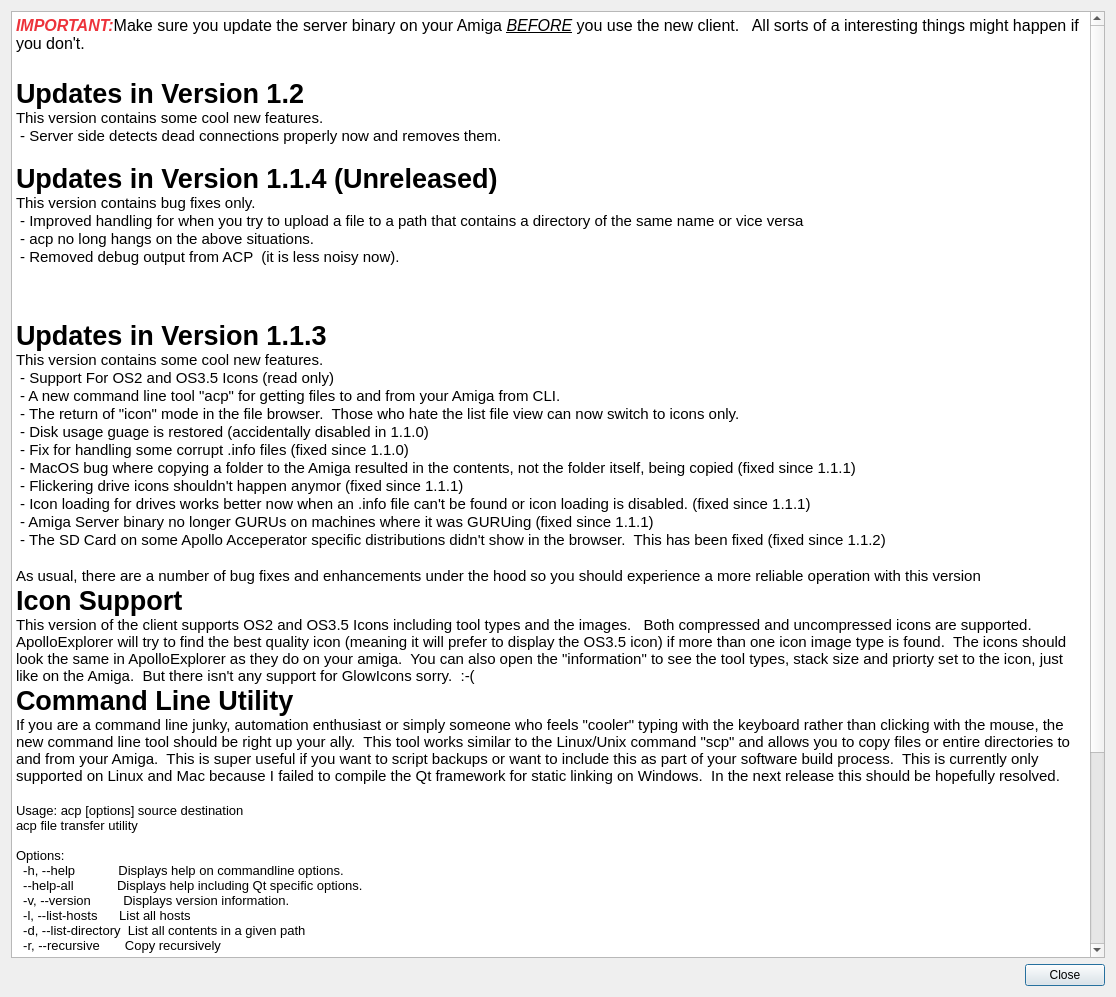
The window that ApolloExplorerPC/dialogwhatsnew.ui (ronybeck/ApolloExplorer) describes before a commit, drawn with Qt 5.
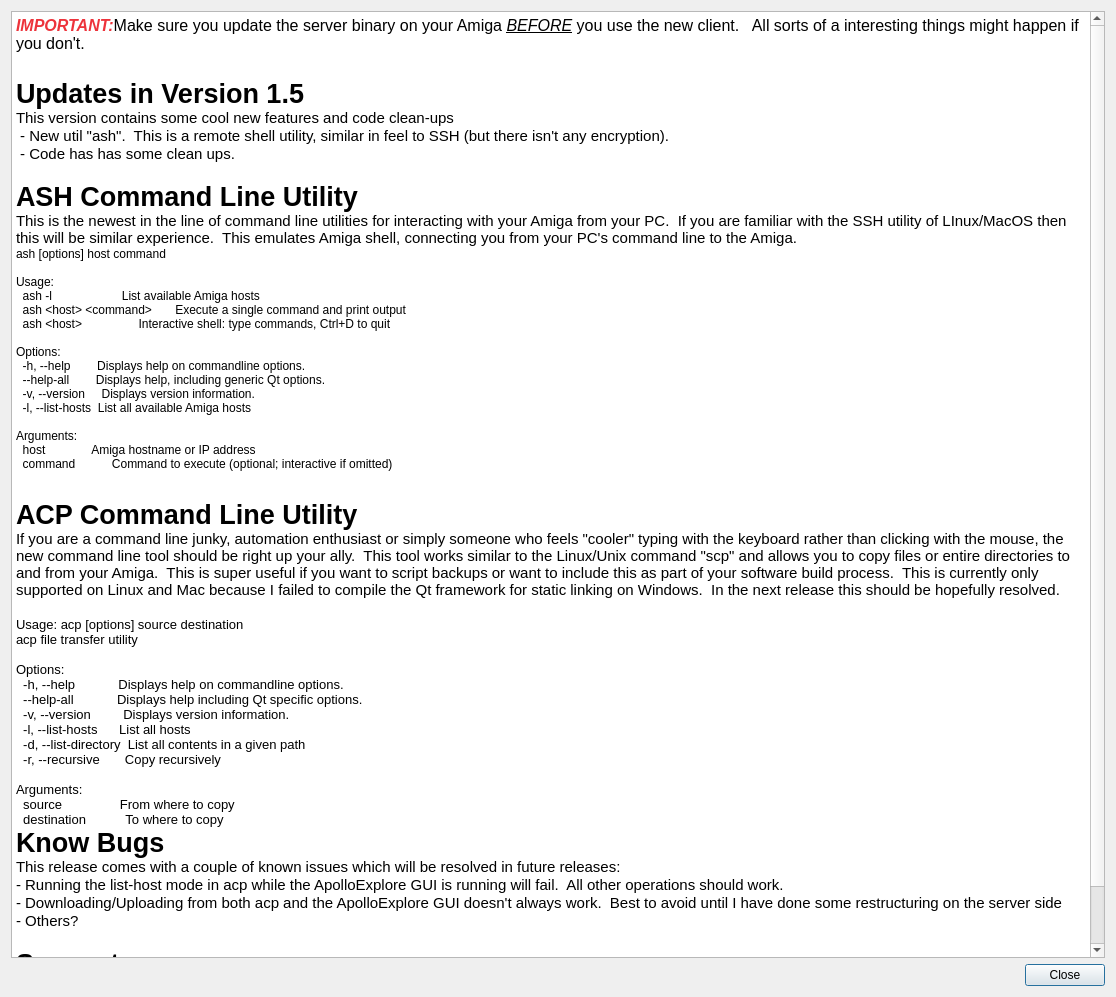
The same window after the commit. Icons and pictures are not drawn.

Commit message: Added package build scripts

The edit to the form file:
```diff
--- a/ApolloExplorerPC/dialogwhatsnew.ui
+++ b/ApolloExplorerPC/dialogwhatsnew.ui
@@ -27,66 +27,61 @@
 hr { height: 1px; border-width: 0; }
 li.unchecked::marker { content: &quot;\2610&quot;; }
 li.checked::marker { content: &quot;\2612&quot;; }
-&lt;/style&gt;&lt;/head&gt;&lt;body style=&quot; font-family:'Ubuntu'; font-size:11pt; font-weight:400; font-style:normal;&quot;&gt;
-&lt;p style=&quot; margin-top:0px; margin-bottom:0px; margin-left:0px; margin-right:0px; -qt-block-indent:0; text-indent:0px;&quot;&gt;&lt;span style=&quot; font-size:12pt; font-weight:700; font-style:italic; color:#ed333b;&quot;&gt;IMPORTANT:&lt;/span&gt;&lt;span style=&quot; font-size:12pt;&quot;&gt;Make sure you update the server binary on your Amiga &lt;/span&gt;&lt;span style=&quot; font-size:12pt; font-style:italic; text-decoration: underline;&quot;&gt;BEFORE&lt;/span&gt;&lt;span style=&quot; font-size:12pt;&quot;&gt; you use the new client.   All sorts of a interesting things might happen if you don't.&lt;/span&gt;&lt;/p&gt;
-&lt;p style=&quot;-qt-paragraph-type:empty; margin-top:0px; margin-bottom:0px; margin-left:0px; margin-right:0px; -qt-block-indent:0; text-indent:0px; font-size:16pt; text-decoration: underline;&quot;&gt;&lt;br /&gt;&lt;/p&gt;
-&lt;p style=&quot; margin-top:0px; margin-bottom:0px; margin-left:0px; margin-right:0px; -qt-block-indent:0; text-indent:0px;&quot;&gt;&lt;span style=&quot; font-size:20pt; font-weight:700;&quot;&gt;Updates in Version 1.2&lt;/span&gt;&lt;/p&gt;
-&lt;p style=&quot; margin-top:0px; margin-bottom:0px; margin-left:0px; margin-right:0px; -qt-block-indent:0; text-indent:0px;&quot;&gt;This version contains some cool new features.&lt;/p&gt;
-&lt;p style=&quot; margin-top:0px; margin-bottom:0px; margin-left:0px; margin-right:0px; -qt-block-indent:0; text-indent:0px;&quot;&gt; - Server side detects dead connections properly now and removes them.&lt;/p&gt;
+&lt;/style&gt;&lt;/head&gt;&lt;body style=&quot; font-family:'Sans Serif'; font-size:9pt; font-weight:400; font-style:normal;&quot;&gt;
+&lt;p style=&quot; margin-top:0px; margin-bottom:0px; margin-left:0px; margin-right:0px; -qt-block-indent:0; text-indent:0px;&quot;&gt;&lt;span style=&quot; font-family:'Ubuntu'; font-size:12pt; font-weight:700; font-style:italic; color:#ed333b;&quot;&gt;IMPORTANT:&lt;/span&gt;&lt;span style=&quot; font-family:'Ubuntu'; font-size:12pt;&quot;&gt;Make sure you update the server binary on your Amiga &lt;/span&gt;&lt;span style=&quot; font-family:'Ubuntu'; font-size:12pt; font-style:italic; text-decoration: underline;&quot;&gt;BEFORE&lt;/span&gt;&lt;span style=&quot; font-family:'Ubuntu'; font-size:12pt;&quot;&gt; you use the new client.   All sorts of a interesting things might happen if you don't.&lt;/span&gt;&lt;/p&gt;
+&lt;p style=&quot;-qt-paragraph-type:empty; margin-top:0px; margin-bottom:0px; margin-left:0px; margin-right:0px; -qt-block-indent:0; text-indent:0px; font-family:'Ubuntu'; font-size:16pt; text-decoration: underline;&quot;&gt;&lt;br /&gt;&lt;/p&gt;
+&lt;p style=&quot; margin-top:0px; margin-bottom:0px; margin-left:0px; margin-right:0px; -qt-block-indent:0; text-indent:0px;&quot;&gt;&lt;span style=&quot; font-family:'Ubuntu'; font-size:20pt; font-weight:700;&quot;&gt;Updates in Version 1.5&lt;/span&gt;&lt;/p&gt;
+&lt;p style=&quot; margin-top:0px; margin-bottom:0px; margin-left:0px; margin-right:0px; -qt-block-indent:0; text-indent:0px;&quot;&gt;&lt;span style=&quot; font-family:'Ubuntu'; font-size:11pt;&quot;&gt;This version contains some cool new features and code clean-ups&lt;/span&gt;&lt;/p&gt;
+&lt;p style=&quot; margin-top:0px; margin-bottom:0px; margin-left:0px; margin-right:0px; -qt-block-indent:0; text-indent:0px;&quot;&gt;&lt;span style=&quot; font-family:'Ubuntu'; font-size:11pt;&quot;&gt; - New util &amp;quot;ash&amp;quot;.  This is a remote shell utility, similar in feel to SSH (but there isn't any encryption).&lt;/span&gt;&lt;/p&gt;
+&lt;p style=&quot; margin-top:0px; margin-bottom:0px; margin-left:0px; margin-right:0px; -qt-block-indent:0; text-indent:0px;&quot;&gt;&lt;span style=&quot; font-family:'Ubuntu'; font-size:11pt;&quot;&gt; - Code has has some clean ups.&lt;/span&gt;&lt;/p&gt;
+&lt;p style=&quot;-qt-paragraph-type:empty; margin-top:0px; margin-bottom:0px; margin-left:0px; margin-right:0px; -qt-block-indent:0; text-indent:0px; font-family:'Ubuntu'; font-size:11pt;&quot;&gt;&lt;br /&gt;&lt;/p&gt;
+&lt;p style=&quot; margin-top:0px; margin-bottom:0px; margin-left:0px; margin-right:0px; -qt-block-indent:0; text-indent:0px;&quot;&gt;&lt;span style=&quot; font-family:'Ubuntu'; font-size:20pt; font-weight:700;&quot;&gt;ASH Command Line Utility&lt;/span&gt;&lt;/p&gt;
+&lt;p style=&quot; margin-top:0px; margin-bottom:0px; margin-left:0px; margin-right:0px; -qt-block-indent:0; text-indent:0px;&quot;&gt;&lt;span style=&quot; font-family:'Ubuntu'; font-size:11pt;&quot;&gt;This is the newest in the line of command line utilities for interacting with your Amiga from your PC.  If you are familiar with the SSH utility of LInux/MacOS then this will be similar experience.  This emulates Amiga shell, connecting you from your PC's command line to the Amiga.&lt;/span&gt;&lt;/p&gt;
+&lt;p style=&quot; margin-top:0px; margin-bottom:0px; margin-left:0px; margin-right:0px; -qt-block-indent:0; text-indent:0px;&quot;&gt;ash [options] host command&lt;/p&gt;
 &lt;p style=&quot;-qt-paragraph-type:empty; margin-top:0px; margin-bottom:0px; margin-left:0px; margin-right:0px; -qt-block-indent:0; text-indent:0px;&quot;&gt;&lt;br /&gt;&lt;/p&gt;
-&lt;p style=&quot; margin-top:0px; margin-bottom:0px; margin-left:0px; margin-right:0px; -qt-block-indent:0; text-indent:0px;&quot;&gt;&lt;span style=&quot; font-size:20pt; font-weight:700;&quot;&gt;Updates in Version 1.1.4 (Unreleased)&lt;/span&gt;&lt;/p&gt;
-&lt;p style=&quot; margin-top:0px; margin-bottom:0px; margin-left:0px; margin-right:0px; -qt-block-indent:0; text-indent:0px;&quot;&gt;This version contains bug fixes only.&lt;/p&gt;
-&lt;p style=&quot; margin-top:0px; margin-bottom:0px; margin-left:0px; margin-right:0px; -qt-block-indent:0; text-indent:0px;&quot;&gt; - Improved handling for when you try to upload a file to a path that contains a directory of the same name or vice versa&lt;/p&gt;
-&lt;p style=&quot; margin-top:0px; margin-bottom:0px; margin-left:0px; margin-right:0px; -qt-block-indent:0; text-indent:0px;&quot;&gt; - acp no long hangs on the above situations.&lt;/p&gt;
-&lt;p style=&quot; margin-top:0px; margin-bottom:0px; margin-left:0px; margin-right:0px; -qt-block-indent:0; text-indent:0px;&quot;&gt; - Removed debug output from ACP  (it is less noisy now).&lt;/p&gt;
+&lt;p style=&quot; margin-top:0px; margin-bottom:0px; margin-left:0px; margin-right:0px; -qt-block-indent:0; text-indent:0px;&quot;&gt;Usage:&lt;/p&gt;
+&lt;p style=&quot; margin-top:0px; margin-bottom:0px; margin-left:0px; margin-right:0px; -qt-block-indent:0; text-indent:0px;&quot;&gt;  ash -l                     List available Amiga hosts&lt;/p&gt;
+&lt;p style=&quot; margin-top:0px; margin-bottom:0px; margin-left:0px; margin-right:0px; -qt-block-indent:0; text-indent:0px;&quot;&gt;  ash &amp;lt;host&amp;gt; &amp;lt;command&amp;gt;       Execute a single command and print output&lt;/p&gt;
+&lt;p style=&quot; margin-top:0px; margin-bottom:0px; margin-left:0px; margin-right:0px; -qt-block-indent:0; text-indent:0px;&quot;&gt;  ash &amp;lt;host&amp;gt;                 Interactive shell: type commands, Ctrl+D to quit&lt;/p&gt;
 &lt;p style=&quot;-qt-paragraph-type:empty; margin-top:0px; margin-bottom:0px; margin-left:0px; margin-right:0px; -qt-block-indent:0; text-indent:0px;&quot;&gt;&lt;br /&gt;&lt;/p&gt;
+&lt;p style=&quot; margin-top:0px; margin-bottom:0px; margin-left:0px; margin-right:0px; -qt-block-indent:0; text-indent:0px;&quot;&gt;Options:&lt;/p&gt;
+&lt;p style=&quot; margin-top:0px; margin-bottom:0px; margin-left:0px; margin-right:0px; -qt-block-indent:0; text-indent:0px;&quot;&gt;  -h, --help        Displays help on commandline options.&lt;/p&gt;
+&lt;p style=&quot; margin-top:0px; margin-bottom:0px; margin-left:0px; margin-right:0px; -qt-block-indent:0; text-indent:0px;&quot;&gt;  --help-all        Displays help, including generic Qt options.&lt;/p&gt;
+&lt;p style=&quot; margin-top:0px; margin-bottom:0px; margin-left:0px; margin-right:0px; -qt-block-indent:0; text-indent:0px;&quot;&gt;  -v, --version     Displays version information.&lt;/p&gt;
+&lt;p style=&quot; margin-top:0px; margin-bottom:0px; margin-left:0px; margin-right:0px; -qt-block-indent:0; text-indent:0px;&quot;&gt;  -l, --list-hosts  List all available Amiga hosts&lt;/p&gt;
 &lt;p style=&quot;-qt-paragraph-type:empty; margin-top:0px; margin-bottom:0px; margin-left:0px; margin-right:0px; -qt-block-indent:0; text-indent:0px;&quot;&gt;&lt;br /&gt;&lt;/p&gt;
+&lt;p style=&quot; margin-top:0px; margin-bottom:0px; margin-left:0px; margin-right:0px; -qt-block-indent:0; text-indent:0px;&quot;&gt;Arguments:&lt;/p&gt;
+&lt;p style=&quot; margin-top:0px; margin-bottom:0px; margin-left:0px; margin-right:0px; -qt-block-indent:0; text-indent:0px;&quot;&gt;  host              Amiga hostname or IP address&lt;/p&gt;
+&lt;p style=&quot; margin-top:0px; margin-bottom:0px; margin-left:0px; margin-right:0px; -qt-block-indent:0; text-indent:0px;&quot;&gt;  command           Command to execute (optional; interactive if omitted)&lt;/p&gt;
 &lt;p style=&quot;-qt-paragraph-type:empty; margin-top:0px; margin-bottom:0px; margin-left:0px; margin-right:0px; -qt-block-indent:0; text-indent:0px;&quot;&gt;&lt;br /&gt;&lt;/p&gt;
-&lt;p style=&quot; margin-top:0px; margin-bottom:0px; margin-left:0px; margin-right:0px; -qt-block-indent:0; text-indent:0px;&quot;&gt;&lt;span style=&quot; font-size:20pt; font-weight:700;&quot;&gt;Updates in Version 1.1.3&lt;/span&gt;&lt;/p&gt;
-&lt;p style=&quot; margin-top:0px; margin-bottom:0px; margin-left:0px; margin-right:0px; -qt-block-indent:0; text-indent:0px;&quot;&gt;This version contains some cool new features.&lt;/p&gt;
-&lt;p style=&quot; margin-top:0px; margin-bottom:0px; margin-left:0px; margin-right:0px; -qt-block-indent:0; text-indent:0px;&quot;&gt; - Support For OS2 and OS3.5 Icons (read only)&lt;/p&gt;
-&lt;p style=&quot; margin-top:0px; margin-bottom:0px; margin-left:0px; margin-right:0px; -qt-block-indent:0; text-indent:0px;&quot;&gt; - A new command line tool &amp;quot;acp&amp;quot; for getting files to and from your Amiga from CLI.&lt;/p&gt;
-&lt;p style=&quot; margin-top:0px; margin-bottom:0px; margin-left:0px; margin-right:0px; -qt-block-indent:0; text-indent:0px;&quot;&gt; - The return of &amp;quot;icon&amp;quot; mode in the file browser.  Those who hate the list file view can now switch to icons only.&lt;/p&gt;
-&lt;p style=&quot; margin-top:0px; margin-bottom:0px; margin-left:0px; margin-right:0px; -qt-block-indent:0; text-indent:0px;&quot;&gt; - Disk usage guage is restored (accidentally disabled in 1.1.0)&lt;/p&gt;
-&lt;p style=&quot; margin-top:0px; margin-bottom:0px; margin-left:0px; margin-right:0px; -qt-block-indent:0; text-indent:0px;&quot;&gt; - Fix for handling some corrupt .info files (fixed since 1.1.0)&lt;/p&gt;
-&lt;p style=&quot; margin-top:0px; margin-bottom:0px; margin-left:0px; margin-right:0px; -qt-block-indent:0; text-indent:0px;&quot;&gt; - MacOS bug where copying a folder to the Amiga resulted in the contents, not the folder itself, being copied (fixed since 1.1.1)&lt;/p&gt;
-&lt;p style=&quot; margin-top:0px; margin-bottom:0px; margin-left:0px; margin-right:0px; -qt-block-indent:0; text-indent:0px;&quot;&gt; - Flickering drive icons shouldn't happen anymor (fixed since 1.1.1)&lt;/p&gt;
-&lt;p style=&quot; margin-top:0px; margin-bottom:0px; margin-left:0px; margin-right:0px; -qt-block-indent:0; text-indent:0px;&quot;&gt; - Icon loading for drives works better now when an .info file can't be found or icon loading is disabled. (fixed since 1.1.1)&lt;/p&gt;
-&lt;p style=&quot; margin-top:0px; margin-bottom:0px; margin-left:0px; margin-right:0px; -qt-block-indent:0; text-indent:0px;&quot;&gt; - Amiga Server binary no longer GURUs on machines where it was GURUing (fixed since 1.1.1)&lt;/p&gt;
-&lt;p style=&quot; margin-top:0px; margin-bottom:0px; margin-left:0px; margin-right:0px; -qt-block-indent:0; text-indent:0px;&quot;&gt; - The SD Card on some Apollo Acceperator specific distributions didn't show in the browser.  This has been fixed (fixed since 1.1.2)&lt;/p&gt;
 &lt;p style=&quot;-qt-paragraph-type:empty; margin-top:0px; margin-bottom:0px; margin-left:0px; margin-right:0px; -qt-block-indent:0; text-indent:0px;&quot;&gt;&lt;br /&gt;&lt;/p&gt;
-&lt;p style=&quot; margin-top:0px; margin-bottom:0px; margin-left:0px; margin-right:0px; -qt-block-indent:0; text-indent:0px;&quot;&gt;As usual, there are a number of bug fixes and enhancements under the hood so you should experience a more reliable operation with this version&lt;/p&gt;
-&lt;p style=&quot; margin-top:0px; margin-bottom:0px; margin-left:0px; margin-right:0px; -qt-block-indent:0; text-indent:0px;&quot;&gt;&lt;img src=&quot;:/images/images/Scanner_Example.png&quot; /&gt;&lt;/p&gt;
-&lt;p style=&quot; margin-top:0px; margin-bottom:0px; margin-left:0px; margin-right:0px; -qt-block-indent:0; text-indent:0px;&quot;&gt;&lt;span style=&quot; font-size:20pt; font-weight:700;&quot;&gt;Icon Support&lt;/span&gt;&lt;/p&gt;
-&lt;p style=&quot; margin-top:0px; margin-bottom:0px; margin-left:0px; margin-right:0px; -qt-block-indent:0; text-indent:0px;&quot;&gt;This version of the client supports OS2 and OS3.5 Icons including tool types and the images.   Both compressed and uncompressed icons are supported. ApolloExplorer will try to find the best quality icon (meaning it will prefer to display the OS3.5 icon) if more than one icon image type is found.  The icons should look the same in ApolloExplorer as they do on your amiga.  You can also open the &amp;quot;information&amp;quot; to see the tool types, stack size and priorty set to the icon, just like on the Amiga.  But there isn't any support for GlowIcons sorry.  :-(&lt;/p&gt;
-&lt;p style=&quot; margin-top:0px; margin-bottom:0px; margin-left:0px; margin-right:0px; -qt-block-indent:0; text-indent:0px;&quot;&gt;&lt;img src=&quot;:/images/images/AE_Icon_Example.png&quot; /&gt;&lt;/p&gt;
-&lt;p style=&quot; margin-top:0px; margin-bottom:0px; margin-left:0px; margin-right:0px; -qt-block-indent:0; text-indent:0px;&quot;&gt;&lt;span style=&quot; font-size:20pt; font-weight:700;&quot;&gt;Command Line Utility&lt;/span&gt;&lt;/p&gt;
-&lt;p style=&quot; margin-top:0px; margin-bottom:0px; margin-left:0px; margin-right:0px; -qt-block-indent:0; text-indent:0px;&quot;&gt;If you are a command line junky, automation enthusiast or simply someone who feels &amp;quot;cooler&amp;quot; typing with the keyboard rather than clicking with the mouse, the new command line tool should be right up your ally.  This tool works similar to the Linux/Unix command &amp;quot;scp&amp;quot; and allows you to copy files or entire directories to and from your Amiga.  This is super useful if you want to script backups or want to include this as part of your software build process.  This is currently only supported on Linux and Mac because I failed to compile the Qt framework for static linking on Windows.  In the next release this should be hopefully resolved.&lt;/p&gt;
-&lt;p style=&quot;-qt-paragraph-type:empty; margin-top:0px; margin-bottom:0px; margin-left:0px; margin-right:0px; -qt-block-indent:0; text-indent:0px;&quot;&gt;&lt;br /&gt;&lt;/p&gt;
-&lt;p style=&quot; margin-top:0px; margin-bottom:0px; margin-left:0px; margin-right:0px; -qt-block-indent:0; text-indent:0px;&quot;&gt;&lt;span style=&quot; font-size:10pt;&quot;&gt;Usage: acp [options] source destination&lt;/span&gt;&lt;/p&gt;
-&lt;p style=&quot; margin-top:0px; margin-bottom:0px; margin-left:0px; margin-right:0px; -qt-block-indent:0; text-indent:0px;&quot;&gt;&lt;span style=&quot; font-size:10pt;&quot;&gt;acp file transfer utility&lt;/span&gt;&lt;/p&gt;
-&lt;p style=&quot;-qt-paragraph-type:empty; margin-top:0px; margin-bottom:0px; margin-left:0px; margin-right:0px; -qt-block-indent:0; text-indent:0px; font-size:10pt;&quot;&gt;&lt;br /&gt;&lt;/p&gt;
-&lt;p style=&quot; margin-top:0px; margin-bottom:0px; margin-left:0px; margin-right:0px; -qt-block-indent:0; text-indent:0px;&quot;&gt;&lt;span style=&quot; font-size:10pt;&quot;&gt;Options:&lt;/span&gt;&lt;/p&gt;
-&lt;p style=&quot; margin-top:0px; margin-bottom:0px; margin-left:0px; margin-right:0px; -qt-block-indent:0; text-indent:0px;&quot;&gt;&lt;span style=&quot; font-size:10pt;&quot;&gt;  -h, --help            Displays help on commandline options.&lt;/span&gt;&lt;/p&gt;
-&lt;p style=&quot; margin-top:0px; margin-bottom:0px; margin-left:0px; margin-right:0px; -qt-block-indent:0; text-indent:0px;&quot;&gt;&lt;span style=&quot; font-size:10pt;&quot;&gt;  --help-all            Displays help including Qt specific options.&lt;/span&gt;&lt;/p&gt;
-&lt;p style=&quot; margin-top:0px; margin-bottom:0px; margin-left:0px; margin-right:0px; -qt-block-indent:0; text-indent:0px;&quot;&gt;&lt;span style=&quot; font-size:10pt;&quot;&gt;  -v, --version         Displays version information.&lt;/span&gt;&lt;/p&gt;
-&lt;p style=&quot; margin-top:0px; margin-bottom:0px; margin-left:0px; margin-right:0px; -qt-block-indent:0; text-indent:0px;&quot;&gt;&lt;span style=&quot; font-size:10pt;&quot;&gt;  -l, --list-hosts      List all hosts&lt;/span&gt;&lt;/p&gt;
-&lt;p style=&quot; margin-top:0px; margin-bottom:0px; margin-left:0px; margin-right:0px; -qt-block-indent:0; text-indent:0px;&quot;&gt;&lt;span style=&quot; font-size:10pt;&quot;&gt;  -d, --list-directory  List all contents in a given path&lt;/span&gt;&lt;/p&gt;
-&lt;p style=&quot; margin-top:0px; margin-bottom:0px; margin-left:0px; margin-right:0px; -qt-block-indent:0; text-indent:0px;&quot;&gt;&lt;span style=&quot; font-size:10pt;&quot;&gt;  -r, --recursive       Copy recursively&lt;/span&gt;&lt;/p&gt;
-&lt;p style=&quot;-qt-paragraph-type:empty; margin-top:0px; margin-bottom:0px; margin-left:0px; margin-right:0px; -qt-block-indent:0; text-indent:0px; font-size:10pt;&quot;&gt;&lt;br /&gt;&lt;/p&gt;
-&lt;p style=&quot; margin-top:0px; margin-bottom:0px; margin-left:0px; margin-right:0px; -qt-block-indent:0; text-indent:0px;&quot;&gt;&lt;span style=&quot; font-size:10pt;&quot;&gt;Arguments:&lt;/span&gt;&lt;/p&gt;
-&lt;p style=&quot; margin-top:0px; margin-bottom:0px; margin-left:0px; margin-right:0px; -qt-block-indent:0; text-indent:0px;&quot;&gt;&lt;span style=&quot; font-size:10pt;&quot;&gt;  source                From where to copy&lt;/span&gt;&lt;/p&gt;
-&lt;p style=&quot; margin-top:0px; margin-bottom:0px; margin-left:0px; margin-right:0px; -qt-block-indent:0; text-indent:0px;&quot;&gt;&lt;span style=&quot; font-size:10pt;&quot;&gt;  destination           To where to copy&lt;/span&gt;&lt;/p&gt;
+&lt;p style=&quot; margin-top:0px; margin-bottom:0px; margin-left:0px; margin-right:0px; -qt-block-indent:0; text-indent:0px;&quot;&gt;&lt;span style=&quot; font-family:'Ubuntu'; font-size:20pt; font-weight:700;&quot;&gt;ACP Command Line Utility&lt;/span&gt;&lt;/p&gt;
+&lt;p style=&quot; margin-top:0px; margin-bottom:0px; margin-left:0px; margin-right:0px; -qt-block-indent:0; text-indent:0px;&quot;&gt;&lt;span style=&quot; font-family:'Ubuntu'; font-size:11pt;&quot;&gt;If you are a command line junky, automation enthusiast or simply someone who feels &amp;quot;cooler&amp;quot; typing with the keyboard rather than clicking with the mouse, the new command line tool should be right up your ally.  This tool works similar to the Linux/Unix command &amp;quot;scp&amp;quot; and allows you to copy files or entire directories to and from your Amiga.  This is super useful if you want to script backups or want to include this as part of your software build process.  This is currently only supported on Linux and Mac because I failed to compile the Qt framework for static linking on Windows.  In the next release this should be hopefully resolved.&lt;/span&gt;&lt;/p&gt;
+&lt;p style=&quot;-qt-paragraph-type:empty; margin-top:0px; margin-bottom:0px; margin-left:0px; margin-right:0px; -qt-block-indent:0; text-indent:0px; font-family:'Ubuntu'; font-size:11pt;&quot;&gt;&lt;br /&gt;&lt;/p&gt;
+&lt;p style=&quot; margin-top:0px; margin-bottom:0px; margin-left:0px; margin-right:0px; -qt-block-indent:0; text-indent:0px;&quot;&gt;&lt;span style=&quot; font-family:'Ubuntu'; font-size:10pt;&quot;&gt;Usage: acp [options] source destination&lt;/span&gt;&lt;/p&gt;
+&lt;p style=&quot; margin-top:0px; margin-bottom:0px; margin-left:0px; margin-right:0px; -qt-block-indent:0; text-indent:0px;&quot;&gt;&lt;span style=&quot; font-family:'Ubuntu'; font-size:10pt;&quot;&gt;acp file transfer utility&lt;/span&gt;&lt;/p&gt;
+&lt;p style=&quot;-qt-paragraph-type:empty; margin-top:0px; margin-bottom:0px; margin-left:0px; margin-right:0px; -qt-block-indent:0; text-indent:0px; font-family:'Ubuntu'; font-size:10pt;&quot;&gt;&lt;br /&gt;&lt;/p&gt;
+&lt;p style=&quot; margin-top:0px; margin-bottom:0px; margin-left:0px; margin-right:0px; -qt-block-indent:0; text-indent:0px;&quot;&gt;&lt;span style=&quot; font-family:'Ubuntu'; font-size:10pt;&quot;&gt;Options:&lt;/span&gt;&lt;/p&gt;
+&lt;p style=&quot; margin-top:0px; margin-bottom:0px; margin-left:0px; margin-right:0px; -qt-block-indent:0; text-indent:0px;&quot;&gt;&lt;span style=&quot; font-family:'Ubuntu'; font-size:10pt;&quot;&gt;  -h, --help            Displays help on commandline options.&lt;/span&gt;&lt;/p&gt;
+&lt;p style=&quot; margin-top:0px; margin-bottom:0px; margin-left:0px; margin-right:0px; -qt-block-indent:0; text-indent:0px;&quot;&gt;&lt;span style=&quot; font-family:'Ubuntu'; font-size:10pt;&quot;&gt;  --help-all            Displays help including Qt specific options.&lt;/span&gt;&lt;/p&gt;
+&lt;p style=&quot; margin-top:0px; margin-bottom:0px; margin-left:0px; margin-right:0px; -qt-block-indent:0; text-indent:0px;&quot;&gt;&lt;span style=&quot; font-family:'Ubuntu'; font-size:10pt;&quot;&gt;  -v, --version         Displays version information.&lt;/span&gt;&lt;/p&gt;
+&lt;p style=&quot; margin-top:0px; margin-bottom:0px; margin-left:0px; margin-right:0px; -qt-block-indent:0; text-indent:0px;&quot;&gt;&lt;span style=&quot; font-family:'Ubuntu'; font-size:10pt;&quot;&gt;  -l, --list-hosts      List all hosts&lt;/span&gt;&lt;/p&gt;
+&lt;p style=&quot; margin-top:0px; margin-bottom:0px; margin-left:0px; margin-right:0px; -qt-block-indent:0; text-indent:0px;&quot;&gt;&lt;span style=&quot; font-family:'Ubuntu'; font-size:10pt;&quot;&gt;  -d, --list-directory  List all contents in a given path&lt;/span&gt;&lt;/p&gt;
+&lt;p style=&quot; margin-top:0px; margin-bottom:0px; margin-left:0px; margin-right:0px; -qt-block-indent:0; text-indent:0px;&quot;&gt;&lt;span style=&quot; font-family:'Ubuntu'; font-size:10pt;&quot;&gt;  -r, --recursive       Copy recursively&lt;/span&gt;&lt;/p&gt;
+&lt;p style=&quot;-qt-paragraph-type:empty; margin-top:0px; margin-bottom:0px; margin-left:0px; margin-right:0px; -qt-block-indent:0; text-indent:0px; font-family:'Ubuntu'; font-size:10pt;&quot;&gt;&lt;br /&gt;&lt;/p&gt;
+&lt;p style=&quot; margin-top:0px; margin-bottom:0px; margin-left:0px; margin-right:0px; -qt-block-indent:0; text-indent:0px;&quot;&gt;&lt;span style=&quot; font-family:'Ubuntu'; font-size:10pt;&quot;&gt;Arguments:&lt;/span&gt;&lt;/p&gt;
+&lt;p style=&quot; margin-top:0px; margin-bottom:0px; margin-left:0px; margin-right:0px; -qt-block-indent:0; text-indent:0px;&quot;&gt;&lt;span style=&quot; font-family:'Ubuntu'; font-size:10pt;&quot;&gt;  source                From where to copy&lt;/span&gt;&lt;/p&gt;
+&lt;p style=&quot; margin-top:0px; margin-bottom:0px; margin-left:0px; margin-right:0px; -qt-block-indent:0; text-indent:0px;&quot;&gt;&lt;span style=&quot; font-family:'Ubuntu'; font-size:10pt;&quot;&gt;  destination           To where to copy&lt;/span&gt;&lt;/p&gt;
 &lt;p style=&quot; margin-top:0px; margin-bottom:0px; margin-left:0px; margin-right:0px; -qt-block-indent:0; text-indent:0px;&quot;&gt;&lt;img src=&quot;:/images/images/acp_exampl.png&quot; /&gt;&lt;/p&gt;
-&lt;p style=&quot; margin-top:0px; margin-bottom:0px; margin-left:0px; margin-right:0px; -qt-block-indent:0; text-indent:0px;&quot;&gt;&lt;span style=&quot; font-size:20pt; font-weight:700;&quot;&gt;Know Bugs&lt;/span&gt;&lt;/p&gt;
-&lt;p style=&quot; margin-top:0px; margin-bottom:0px; margin-left:0px; margin-right:0px; -qt-block-indent:0; text-indent:0px;&quot;&gt;This release comes with a couple of known issues which will be resolved in future releases:&lt;/p&gt;
-&lt;p style=&quot; margin-top:0px; margin-bottom:0px; margin-left:0px; margin-right:0px; -qt-block-indent:0; text-indent:0px;&quot;&gt;- Running the list-host mode in acp while the ApolloExplore GUI is running will fail.  All other operations should work.&lt;/p&gt;
-&lt;p style=&quot; margin-top:0px; margin-bottom:0px; margin-left:0px; margin-right:0px; -qt-block-indent:0; text-indent:0px;&quot;&gt;- Downloading/Uploading from both acp and the ApolloExplore GUI doesn't always work.  Best to avoid until I have done some restructuring on the server side&lt;/p&gt;
-&lt;p style=&quot; margin-top:0px; margin-bottom:0px; margin-left:0px; margin-right:0px; -qt-block-indent:0; text-indent:0px;&quot;&gt;- Others?&lt;/p&gt;
-&lt;p style=&quot;-qt-paragraph-type:empty; margin-top:0px; margin-bottom:0px; margin-left:0px; margin-right:0px; -qt-block-indent:0; text-indent:0px;&quot;&gt;&lt;br /&gt;&lt;/p&gt;
-&lt;p style=&quot; margin-top:0px; margin-bottom:0px; margin-left:0px; margin-right:0px; -qt-block-indent:0; text-indent:0px;&quot;&gt;&lt;span style=&quot; font-size:20pt; font-weight:700;&quot;&gt;Support&lt;/span&gt;&lt;/p&gt;
-&lt;p style=&quot; margin-top:0px; margin-bottom:0px; margin-left:0px; margin-right:0px; -qt-block-indent:0; text-indent:0px;&quot;&gt;As always, you can get support from the Apollo Team Discord server.   Message myself &amp;quot;ronybeck&amp;quot; if I am online and I will try my best to help you out!&lt;/p&gt;
-&lt;p style=&quot;-qt-paragraph-type:empty; margin-top:0px; margin-bottom:0px; margin-left:0px; margin-right:0px; -qt-block-indent:0; text-indent:0px;&quot;&gt;&lt;br /&gt;&lt;/p&gt;&lt;/body&gt;&lt;/html&gt;</string>
+&lt;p style=&quot; margin-top:0px; margin-bottom:0px; margin-left:0px; margin-right:0px; -qt-block-indent:0; text-indent:0px;&quot;&gt;&lt;span style=&quot; font-family:'Ubuntu'; font-size:20pt; font-weight:700;&quot;&gt;Know Bugs&lt;/span&gt;&lt;/p&gt;
+&lt;p style=&quot; margin-top:0px; margin-bottom:0px; margin-left:0px; margin-right:0px; -qt-block-indent:0; text-indent:0px;&quot;&gt;&lt;span style=&quot; font-family:'Ubuntu'; font-size:11pt;&quot;&gt;This release comes with a couple of known issues which will be resolved in future releases:&lt;/span&gt;&lt;/p&gt;
+&lt;p style=&quot; margin-top:0px; margin-bottom:0px; margin-left:0px; margin-right:0px; -qt-block-indent:0; text-indent:0px;&quot;&gt;&lt;span style=&quot; font-family:'Ubuntu'; font-size:11pt;&quot;&gt;- Running the list-host mode in acp while the ApolloExplore GUI is running will fail.  All other operations should work.&lt;/span&gt;&lt;/p&gt;
+&lt;p style=&quot; margin-top:0px; margin-bottom:0px; margin-left:0px; margin-right:0px; -qt-block-indent:0; text-indent:0px;&quot;&gt;&lt;span style=&quot; font-family:'Ubuntu'; font-size:11pt;&quot;&gt;- Downloading/Uploading from both acp and the ApolloExplore GUI doesn't always work.  Best to avoid until I have done some restructuring on the server side&lt;/span&gt;&lt;/p&gt;
+&lt;p style=&quot; margin-top:0px; margin-bottom:0px; margin-left:0px; margin-right:0px; -qt-block-indent:0; text-indent:0px;&quot;&gt;&lt;span style=&quot; font-family:'Ubuntu'; font-size:11pt;&quot;&gt;- Others?&lt;/span&gt;&lt;/p&gt;
+&lt;p style=&quot;-qt-paragraph-type:empty; margin-top:0px; margin-bottom:0px; margin-left:0px; margin-right:0px; -qt-block-indent:0; text-indent:0px; font-family:'Ubuntu'; font-size:11pt;&quot;&gt;&lt;br /&gt;&lt;/p&gt;
+&lt;p style=&quot; margin-top:0px; margin-bottom:0px; margin-left:0px; margin-right:0px; -qt-block-indent:0; text-indent:0px;&quot;&gt;&lt;span style=&quot; font-family:'Ubuntu'; font-size:20pt; font-weight:700;&quot;&gt;Support&lt;/span&gt;&lt;/p&gt;
+&lt;p style=&quot; margin-top:0px; margin-bottom:0px; margin-left:0px; margin-right:0px; -qt-block-indent:0; text-indent:0px;&quot;&gt;&lt;span style=&quot; font-family:'Ubuntu'; font-size:11pt;&quot;&gt;As always, you can get support from the Apollo Team Discord server.   Message myself &amp;quot;ronybeck&amp;quot; if I am online and I will try my best to help you out!&lt;/span&gt;&lt;/p&gt;
+&lt;p style=&quot;-qt-paragraph-type:empty; margin-top:0px; margin-bottom:0px; margin-left:0px; margin-right:0px; -qt-block-indent:0; text-indent:0px; font-family:'Ubuntu'; font-size:11pt;&quot;&gt;&lt;br /&gt;&lt;/p&gt;&lt;/body&gt;&lt;/html&gt;</string>
      </property>
     </widget>
    </item>
```
Left out of the diff: 4 changed lines with no effect on the pictures. The commit also changes 43 other files.
